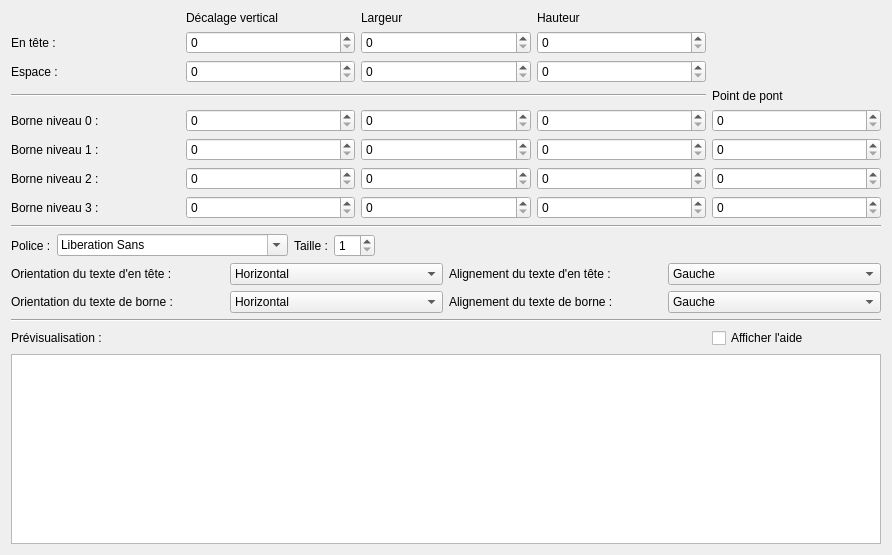
Above: sources/TerminalStrip/ui/terminalstriplayouteditor.ui from qelectrotech/qelectrotech-source-mirror before the change. Below: the same form after it.
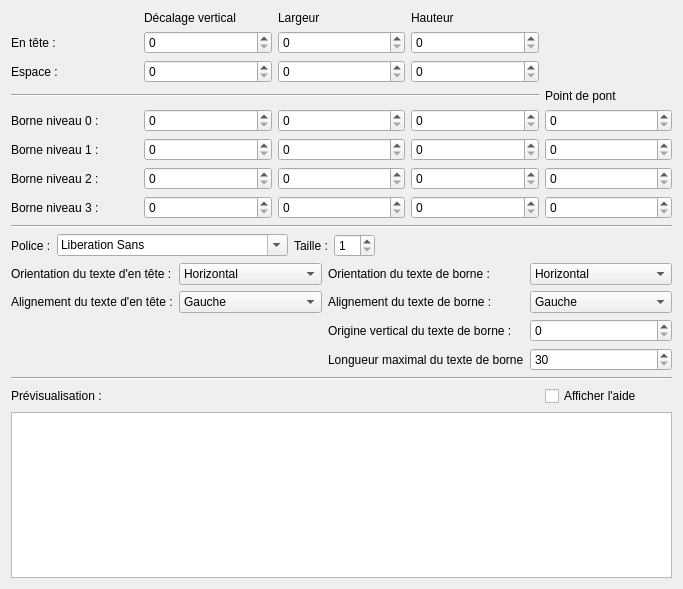
That is the form after the change.

Commit message:
Add possibility to adjust terminal text position
The bounding rectangle used to define the position of the terminal text
can be edited. The y position and height can now be edited. The width is
not editable because is always the width of the rectangle of the of the
terminal.

The edit to the form file:
```diff
--- a/sources/TerminalStrip/ui/terminalstriplayouteditor.ui
+++ b/sources/TerminalStrip/ui/terminalstriplayouteditor.ui
@@ -6,8 +6,8 @@
    <rect>
     <x>0</x>
     <y>0</y>
-    <width>892</width>
-    <height>555</height>
+    <width>683</width>
+    <height>589</height>
    </rect>
   </property>
   <property name="windowTitle">
@@ -144,6 +144,9 @@
      <property name="text">
       <string>Afficher l'aide</string>
      </property>
+     <property name="checked">
+      <bool>false</bool>
+     </property>
     </widget>
    </item>
    <item row="0" column="2">
@@ -210,7 +213,14 @@
       <property name="bottomMargin">
        <number>0</number>
       </property>
-      <item row="6" column="3">
+      <item row="8" column="4">
+       <widget class="QLabel" name="label_19">
+        <property name="text">
+         <string>Longueur maximal du texte de borne</string>
+        </property>
+       </widget>
+      </item>
+      <item row="5" column="3">
        <widget class="QComboBox" name="m_header_text_orientation_cb">
         <item>
          <property name="text">
@@ -224,83 +234,57 @@
         </item>
        </widget>
       </item>
-      <item row="6" column="2">
+      <item row="6" column="3">
+       <widget class="QComboBox" name="m_header_text_alignment_cb">
+        <item>
+         <property name="text">
+          <string>Gauche</string>
+         </property>
+        </item>
+        <item>
+         <property name="text">
+          <string>Centre</string>
+         </property>
+        </item>
+        <item>
+         <property name="text">
+          <string>Droite</string>
+         </property>
+        </item>
+       </widget>
+      </item>
+      <item row="5" column="5">
+       <widget class="QComboBox" name="m_terminal_text_orientation_cb">
+        <item>
+         <property name="text">
+          <string>Horizontal</string>
+         </property>
+        </item>
+        <item>
+         <property name="text">
+          <string>Vertical</string>
+         </property>
+        </item>
+       </widget>
+      </item>
+      <item row="5" column="2">
        <widget class="QLabel" name="label_14">
         <property name="text">
          <string>Orientation du texte d'en tête :</string>
         </property>
        </widget>
       </item>
-      <item row="8" column="3">
-       <widget class="QComboBox" name="m_terminal_text_orientation_cb">
-        <item>
-         <property name="text">
-          <string>Horizontal</string>
-         </property>
-        </item>
-        <item>
-         <property name="text">
-          <string>Vertical</string>
-         </property>
-        </item>
-       </widget>
-      </item>
-      <item row="6" column="4">
+      <item row="6" column="2">
        <widget class="QLabel" name="label_15">
         <property name="text">
          <string>Alignement du texte d'en tête :</string>
         </property>
        </widget>
       </item>
-      <item row="8" column="2">
-       <widget class="QLabel" name="label_16">
+      <item row="7" column="4">
+       <widget class="QLabel" name="label_13">
         <property name="text">
-         <string>Orientation du texte de borne :</string>
-        </property>
-       </widget>
-      </item>
-      <item row="6" column="5">
-       <widget class="QComboBox" name="m_header_text_alignment_cb">
-        <item>
-         <property name="text">
-          <string>Gauche</string>
-         </property>
-        </item>
-        <item>
-         <property name="text">
-          <string>Centre</string>
-         </property>
-        </item>
-        <item>
-         <property name="text">
-          <string>Droite</string>
-         </property>
-        </item>
-       </widget>
-      </item>
-      <item row="8" column="5">
-       <widget class="QComboBox" name="m_terminal_text_alignment_cb">
-        <item>
-         <property name="text">
-          <string>Gauche</string>
-         </property>
-        </item>
-        <item>
-         <property name="text">
-          <string>Centre</string>
-         </property>
-        </item>
-        <item>
-         <property name="text">
-          <string>Droite</string>
-         </property>
-        </item>
-       </widget>
-      </item>
-      <item row="8" column="4">
-       <widget class="QLabel" name="label_17">
-        <property name="text">
-         <string>Alignement du texte de borne :</string>
+         <string>Origine vertical du texte de borne :</string>
         </property>
        </widget>
       </item>
@@ -359,6 +343,52 @@
         </layout>
        </widget>
       </item>
+      <item row="6" column="5">
+       <widget class="QComboBox" name="m_terminal_text_alignment_cb">
+        <item>
+         <property name="text">
+          <string>Gauche</string>
+         </property>
+        </item>
+        <item>
+         <property name="text">
+          <string>Centre</string>
+         </property>
+        </item>
+        <item>
+         <property name="text">
+          <string>Droite</string>
+         </property>
+        </item>
+       </widget>
+      </item>
+      <item row="8" column="5">
+       <widget class="QSpinBox" name="m_terminal_text_height_sb">
+        <property name="minimum">
+         <number>30</number>
+        </property>
+        <property name="maximum">
+         <number>1000</number>
+        </property>
+       </widget>
+      </item>
+      <item row="5" column="4">
+       <widget class="QLabel" name="label_16">
+        <property name="text">
+         <string>Orientation du texte de borne :</string>
+        </property>
+       </widget>
+      </item>
+      <item row="7" column="5">
+       <widget class="QSpinBox" name="m_terminal_text_y_sb"/>
+      </item>
+      <item row="6" column="4">
+       <widget class="QLabel" name="label_17">
+        <property name="text">
+         <string>Alignement du texte de borne :</string>
+        </property>
+       </widget>
+      </item>
      </layout>
     </widget>
    </item>
```
Left out of the diff: 32 changed lines with no effect on the pictures. The commit also changes 3 other files.
